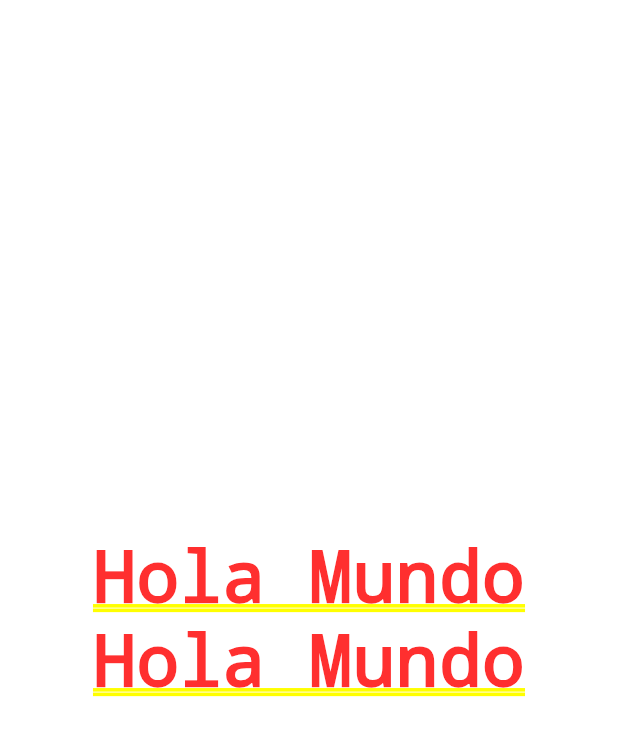
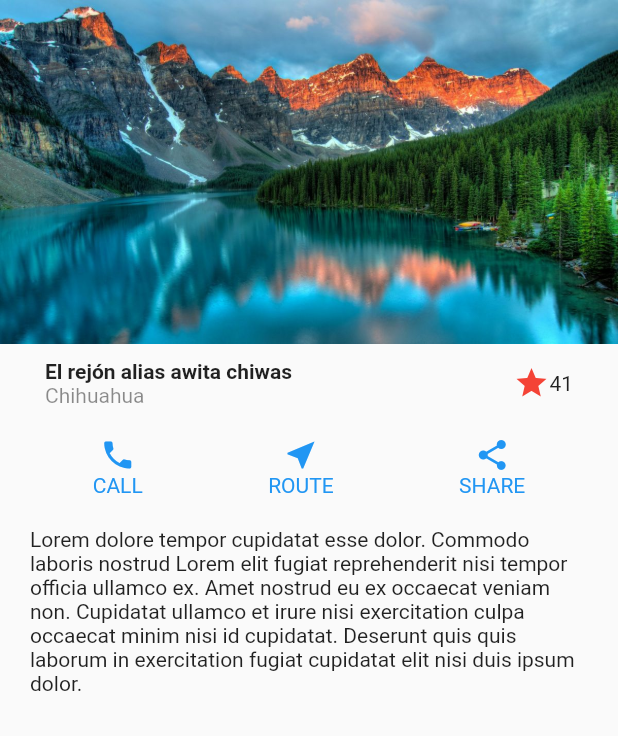
Before and after one commit to GuzmiDev/diseno--flutter--practice, a Flutter app: the screen it shows after launch, on a phone screen of 412 x 824 dp. Shown: the top 736 px of the screen. Run offline on Flutter 3.47's test engine with Material 2 defaults, Android fonts, the phone set to English and light mode, and no system bars.

Commit message:
:art: Design 1

```diff
--- a/lib/main.dart
+++ b/lib/main.dart
@@ -1,4 +1,5 @@
 import 'package:flutter/material.dart';
+import 'package:disenos/screens/screens.dart';
 
 void main() => runApp(const MyApp());
 
@@ -7,26 +8,13 @@ class MyApp extends StatelessWidget {
 
   @override
   Widget build(BuildContext context) {
-    return const MaterialApp(
-        debugShowCheckedModeBanner: false,
-        title: 'Material App',
-        home: _TempHomeScreen());
-  }
-}
-
-class _TempHomeScreen extends StatelessWidget {
-  const _TempHomeScreen({
-    Key? key,
-  }) : super(key: key);
-
-  @override
-  Widget build(BuildContext context) {
-    return Column(
-      mainAxisAlignment: MainAxisAlignment.center,
-      children: const [
-        Text('Hola Mundo'),
-        Text('Hola Mundo'),
-      ],
+    return MaterialApp(
+      debugShowCheckedModeBanner: false,
+      title: 'Material App',
+      initialRoute: 'basic_design',
+      routes: {
+        'basic_design': (_) => const BasicDesignScreen(),
+      },
     );
   }
 }
--- /dev/null
+++ b/lib/screens/basic_design_screen.dart
@@ -0,0 +1,120 @@
+import 'package:flutter/material.dart';
+
+class BasicDesignScreen extends StatelessWidget {
+  const BasicDesignScreen({Key? key}) : super(key: key);
+
+  @override
+  Widget build(BuildContext context) {
+    return Scaffold(
+      body: Center(
+        child: Column(
+          children: const [
+            Image(image: AssetImage('assets/landscape.jpg')),
+            Title(),
+            Buttons(),
+            DescriptionText()
+          ],
+        ),
+      ),
+    );
+  }
+}
+
+class Title extends StatelessWidget {
+  const Title({
+    Key? key,
+  }) : super(key: key);
+
+  @override
+  Widget build(BuildContext context) {
+    return Container(
+      margin: const EdgeInsets.symmetric(horizontal: 30, vertical: 10),
+      child: Row(
+        children: [
+          Column(
+            crossAxisAlignment: CrossAxisAlignment.start,
+            children: const [
+              Text(
+                'El rejón alias awita chiwas',
+                style: TextStyle(fontWeight: FontWeight.bold),
+              ),
+              Text(
+                'Chihuahua',
+                style: TextStyle(color: Colors.black45),
+              )
+            ],
+          ),
+          Expanded(child: Container()),
+          const Icon(
+            Icons.star,
+            color: Colors.red,
+          ),
+          const Text('41')
+        ],
+      ),
+    );
+  }
+}
+
+class Buttons extends StatelessWidget {
+  const Buttons({
+    Key? key,
+  }) : super(key: key);
+
+  @override
+  Widget build(BuildContext context) {
+    return Container(
+      margin: const EdgeInsets.symmetric(horizontal: 20, vertical: 10),
+      child: Row(
+        mainAxisAlignment: MainAxisAlignment.spaceAround,
+        children: const [
+          _CustomButton(icon: Icons.phone, text: 'CALL'),
+          _CustomButton(icon: Icons.near_me_sharp, text: 'ROUTE'),
+          _CustomButton(icon: Icons.share, text: 'SHARE'),
+        ],
+      ),
+    );
+  }
+}
+
+class DescriptionText extends StatelessWidget {
+  const DescriptionText({
+    Key? key,
+  }) : super(key: key);
+
+  @override
+  Widget build(BuildContext context) {
+    return Container(
+      margin: EdgeInsets.symmetric(horizontal: 20, vertical: 10),
+      child: Text(
+          'Lorem dolore tempor cupidatat esse dolor. Commodo laboris nostrud Lorem elit fugiat reprehenderit nisi tempor officia ullamco ex. Amet nostrud eu ex occaecat veniam non. Cupidatat ullamco et irure nisi exercitation culpa occaecat minim nisi id cupidatat. Deserunt quis quis laborum in exercitation fugiat cupidatat elit nisi duis ipsum dolor.'),
+    );
+  }
+}
+
+class _CustomButton extends StatelessWidget {
+  final IconData icon;
+  final String text;
+
+  const _CustomButton({
+    Key? key,
+    required this.icon,
+    required this.text,
+  }) : super(key: key);
+
+  @override
+  Widget build(BuildContext context) {
+    return Column(
+      children: [
+        Icon(
+          icon,
+          color: Colors.blue,
+        ),
+        Text(
+          text,
+          style: const TextStyle(color: Colors.blue),
+        )
+      ],
+    );
+  }
+}
--- /dev/null
+++ b/lib/screens/screens.dart
@@ -0,0 +1 @@
+export 'package:disenos/screens/basic_design_screen.dart';
--- a/pubspec.yaml
+++ b/pubspec.yaml
@@ -58,9 +58,8 @@ flutter:
   uses-material-design: true
 
   # To add assets to your application, add an assets section, like this:
-  # assets:
-  #   - images/a_dot_burr.jpeg
-  #   - images/a_dot_ham.jpeg
+  assets:
+    - assets/
 
   # An image asset can refer to one or more resolution-specific "variants", see
   # https://flutter.dev/assets-and-images/#resolution-aware.
```
Also changed, not shown: assets/landscape.jpg (added), lib/widgets/widgets.dart (added).
